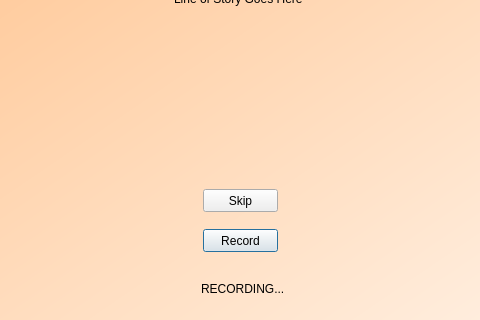
The window that readStory.ui (cnTalon/READ) describes before a commit, drawn with Qt 5; both pictures show x 347 to 827 and y 351 to 671 of the 1200 by 802 pixel window.
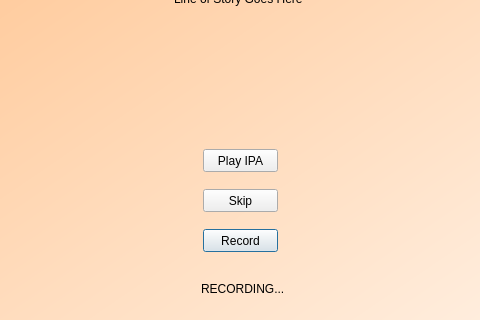
The same window after the commit.

Commit message: added audio button

Diff of the .ui file:
```diff
--- a/readStory.ui
+++ b/readStory.ui
@@ -172,6 +172,19 @@
      <string>Skip</string>
     </property>
    </widget>
+   <widget class="QPushButton" name="playIPA">
+    <property name="geometry">
+     <rect>
+      <x>550</x>
+      <y>500</y>
+      <width>75</width>
+      <height>23</height>
+     </rect>
+    </property>
+    <property name="text">
+     <string>Play IPA</string>
+    </property>
+   </widget>
   </widget>
  </widget>
  <resources/>
```
